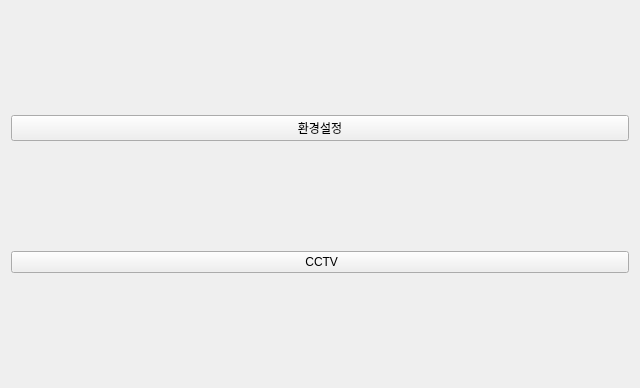
The window that Source/4.UI/project1/tab1_button.ui (KINGMINWOO/INTEL_AI_SW_LAST_PROJECT) describes before a commit, drawn with Qt 5.
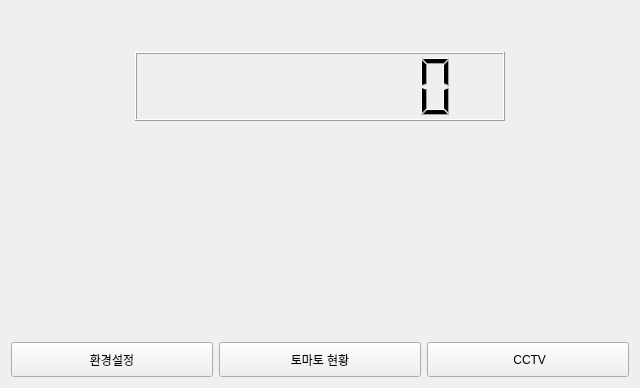
The same window after the commit. Icons and pictures are not drawn.

Diff of the .ui file:
```diff
--- a/Source/4.UI/project1/tab1_button.ui
+++ b/Source/4.UI/project1/tab1_button.ui
@@ -13,22 +13,150 @@
   <property name="windowTitle">
    <string>Form</string>
   </property>
-  <layout class="QVBoxLayout" name="verticalLayout">
+  <layout class="QVBoxLayout" name="verticalLayout" stretch="1,2,6,1">
+   <item>
+    <widget class="QLabel" name="pDate">
+     <property name="font">
+      <font>
+       <pointsize>20</pointsize>
+       <weight>75</weight>
+       <bold>true</bold>
+      </font>
+     </property>
+     <property name="text">
+      <string/>
+     </property>
+     <property name="alignment">
+      <set>Qt::AlignCenter</set>
+     </property>
+    </widget>
+   </item>
+   <item>
+    <layout class="QHBoxLayout" name="horizontalLayout_2" stretch="2,6,2">
+     <item>
+      <spacer name="horizontalSpacer">
+       <property name="orientation">
+        <enum>Qt::Horizontal</enum>
+       </property>
+       <property name="sizeHint" stdset="0">
+        <size>
+         <width>10</width>
+         <height>20</height>
+        </size>
+       </property>
+      </spacer>
+     </item>
+     <item>
+      <widget class="QLCDNumber" name="pTime">
+       <property name="digitCount">
+        <number>8</number>
+       </property>
+       <property name="segmentStyle">
+        <enum>QLCDNumber::Filled</enum>
+       </property>
+      </widget>
+     </item>
+     <item>
+      <spacer name="horizontalSpacer_2">
+       <property name="orientation">
+        <enum>Qt::Horizontal</enum>
+       </property>
+       <property name="sizeHint" stdset="0">
+        <size>
+         <width>10</width>
+         <height>20</height>
+        </size>
+       </property>
+      </spacer>
+     </item>
+    </layout>
+   </item>
+   <item>
+    <layout class="QHBoxLayout" name="horizontalLayout_3">
+     <item>
+      <widget class="QLabel" name="label">
+       <property name="sizePolicy">
+        <sizepolicy hsizetype="Minimum" vsizetype="Minimum">
+         <horstretch>0</horstretch>
+         <verstretch>0</verstretch>
+        </sizepolicy>
+       </property>
+       <property name="maximumSize">
+        <size>
+         <width>300</width>
+         <height>300</height>
+        </size>
+       </property>
+       <property name="text">
+        <string/>
+       </property>
+       <property name="pixmap">
+        <pixmap resource="icons.qrc">:/icons/icons/tomato.png</pixmap>
+       </property>
+       <property name="scaledContents">
+        <bool>true</bool>
+       </property>
+       <property name="alignment">
+        <set>Qt::AlignCenter</set>
+       </property>
+      </widget>
+     </item>
+    </layout>
+   </item>
    <item>
     <layout class="QHBoxLayout" name="horizontalLayout">
      <item>
       <widget class="QPushButton" name="pPBset">
+       <property name="sizePolicy">
+        <sizepolicy hsizetype="Minimum" vsizetype="Minimum">
+         <horstretch>0</horstretch>
+         <verstretch>0</verstretch>
+        </sizepolicy>
+       </property>
+       <property name="minimumSize">
+        <size>
+         <width>20</width>
+         <height>0</height>
+        </size>
+       </property>
        <property name="text">
         <string>환경설정</string>
        </property>
       </widget>
      </item>
-    </layout>
-   </item>
-   <item>
-    <layout class="QHBoxLayout" name="horizontalLayout_2">
+     <item>
+      <widget class="QPushButton" name="pPBtomato">
+       <property name="sizePolicy">
+        <sizepolicy hsizetype="Minimum" vsizetype="Minimum">
+         <horstretch>0</horstretch>
+         <verstretch>0</verstretch>
+        </sizepolicy>
+       </property>
+       <property name="minimumSize">
+        <size>
+         <width>20</width>
+         <height>0</height>
+        </size>
+       </property>
+       <property name="text">
+        <string>토마토 현황</string>
+       </property>
+      </widget>
+     </item>
      <item>
       <widget class="QPushButton" name="pPBcctv">
+       <property name="sizePolicy">
+        <sizepolicy hsizetype="Minimum" vsizetype="Minimum">
+         <horstretch>0</horstretch>
+         <verstretch>0</verstretch>
+        </sizepolicy>
+       </property>
+       <property name="minimumSize">
+        <size>
+         <width>20</width>
+         <height>0</height>
+        </size>
+       </property>
        <property name="text">
         <string> CCTV</string>
        </property>
```
Left out of the diff: 4 changed lines with no effect on the pictures.
